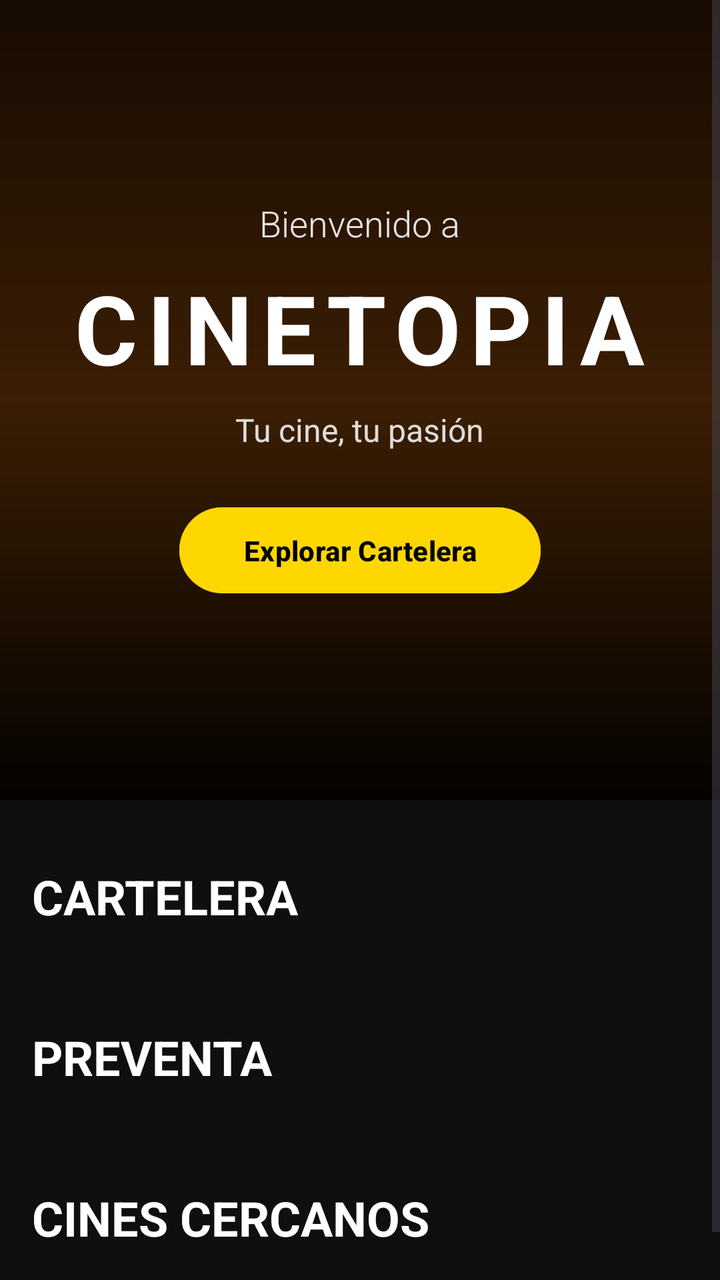
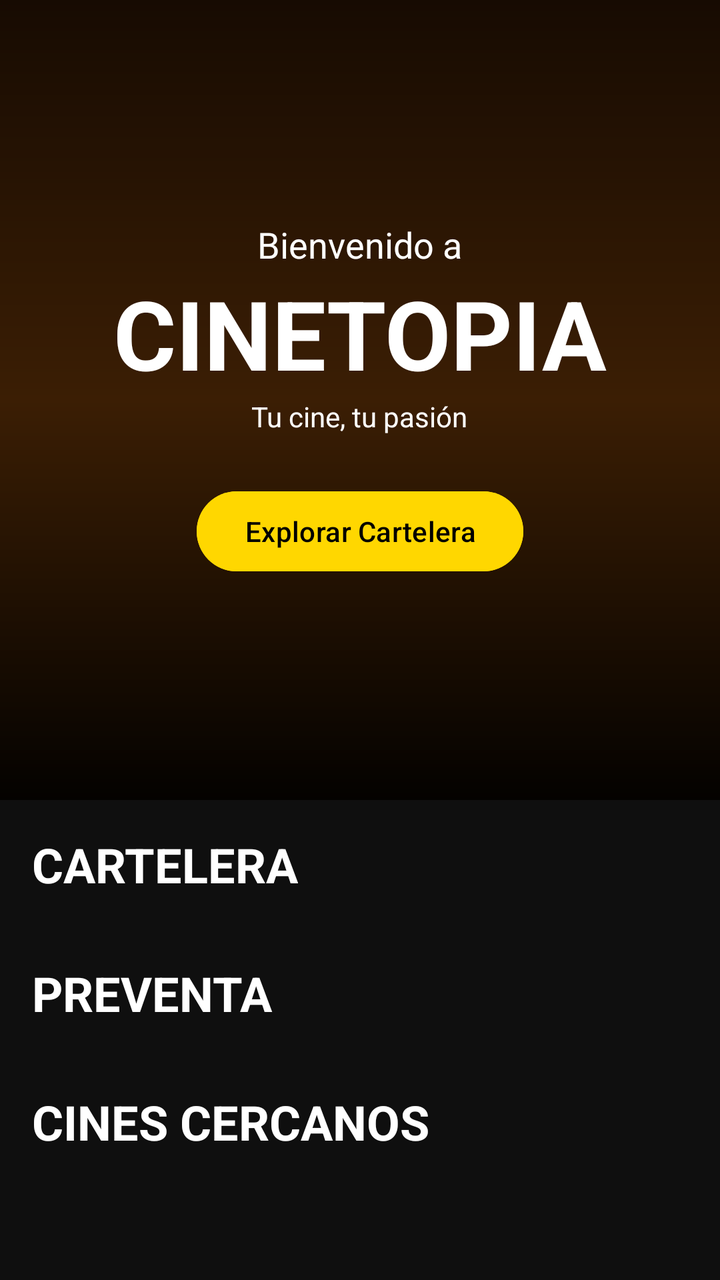

Compare the two renders of this Android layout. The source of the first and the diff that turns it into the second are given below.
<!-- AndroidManifest.xml: application theme Theme.Cinetopia -->
<!-- res/layout/fragment_inicio.xml -->
<?xml version="1.0" encoding="utf-8"?>
<ScrollView
    xmlns:android="http://schemas.android.com/apk/res/android"
    xmlns:app="http://schemas.android.com/apk/res-auto"
    android:layout_width="match_parent"
    android:layout_height="match_parent"
    android:fillViewport="true"
    android:background="#0F0F0F">

    <LinearLayout
        android:layout_width="match_parent"
        android:layout_height="wrap_content"
        android:orientation="vertical">

        
        <RelativeLayout
            android:id="@+id/heroSection"
            android:layout_width="match_parent"
            android:layout_height="400dp"
            android:background="@drawable/hero_gradient">

            
            <ImageView
                android:id="@+id/heroImage"
                android:layout_width="match_parent"
                android:layout_height="match_parent"
                android:scaleType="centerCrop"
                android:src="@drawable/hero_background"
                android:alpha="0.6"/>

            
            <LinearLayout
                android:layout_width="match_parent"
                android:layout_height="wrap_content"
                android:layout_centerInParent="true"
                android:orientation="vertical"
                android:gravity="center"
                android:padding="24dp">

                <TextView
                    android:id="@+id/tvBienvenida"
                    android:layout_width="wrap_content"
                    android:layout_height="wrap_content"
                    android:text="Bienvenido a"
                    android:textColor="#FFFFFF"
                    android:textSize="18sp"
                    android:fontFamily="sans-serif-light"
                    android:alpha="0.9"/>

                <TextView
                    android:id="@+id/tvTituloApp"
                    android:layout_width="wrap_content"
                    android:layout_height="wrap_content"
                    android:text="CINETOPIA"
                    android:textColor="#FFFFFF"
                    android:textSize="48sp"
                    android:textStyle="bold"
                    android:layout_marginTop="8dp"
                    android:letterSpacing="0.1"/>

                <TextView
                    android:id="@+id/tvSubtitulo"
                    android:layout_width="wrap_content"
                    android:layout_height="wrap_content"
                    android:text="Tu cine, tu pasión"
                    android:textColor="#FFFFFF"
                    android:textSize="16sp"
                    android:layout_marginTop="8dp"
                    android:alpha="0.85"/>

                <com.google.android.material.button.MaterialButton
                    android:id="@+id/btnExplorar"
                    android:layout_width="wrap_content"
                    android:layout_height="wrap_content"
                    android:text="Explorar Cartelera"
                    android:textColor="#000000"
                    android:backgroundTint="#FFD700"
                    android:layout_marginTop="24dp"
                    android:paddingHorizontal="32dp"
                    android:paddingVertical="12dp"
                    app:cornerRadius="24dp"
                    android:textStyle="bold"/>

            </LinearLayout>

        </RelativeLayout>

        
        <LinearLayout
            android:layout_width="match_parent"
            android:layout_height="wrap_content"
            android:orientation="vertical"
            android:layout_marginTop="32dp"
            android:paddingHorizontal="16dp">

            <TextView
                android:id="@+id/tvCartelera"
                android:layout_width="wrap_content"
                android:layout_height="wrap_content"
                android:text="CARTELERA"
                android:textColor="#FFFFFF"
                android:textSize="24sp"
                android:textStyle="bold"
                android:layout_marginBottom="16dp"/>

            <androidx.recyclerview.widget.RecyclerView
                android:id="@+id/rvCartelera"
                android:layout_width="match_parent"
                android:layout_height="wrap_content"
                android:orientation="horizontal"
                app:layoutManager="androidx.recyclerview.widget.LinearLayoutManager"/>

        </LinearLayout>

        
        <LinearLayout
            android:layout_width="match_parent"
            android:layout_height="wrap_content"
            android:orientation="vertical"
            android:layout_marginTop="32dp"
            android:paddingHorizontal="16dp">

            <TextView
                android:id="@+id/tvPreventa"
                android:layout_width="wrap_content"
                android:layout_height="wrap_content"
                android:text="PREVENTA"
                android:textColor="#FFFFFF"
                android:textSize="24sp"
                android:textStyle="bold"
                android:layout_marginBottom="16dp"/>

            <androidx.recyclerview.widget.RecyclerView
                android:id="@+id/rvPreventa"
                android:layout_width="match_parent"
                android:layout_height="wrap_content"
                android:orientation="horizontal"
                app:layoutManager="androidx.recyclerview.widget.LinearLayoutManager"/>

        </LinearLayout>

        
        <LinearLayout
            android:layout_width="match_parent"
            android:layout_height="wrap_content"
            android:orientation="vertical"
            android:layout_marginTop="32dp"
            android:paddingHorizontal="16dp"
            android:paddingBottom="24dp">

            <TextView
                android:id="@+id/tvCinesCercanos"
                android:layout_width="wrap_content"
                android:layout_height="wrap_content"
                android:text="CINES CERCANOS"
                android:textColor="#FFFFFF"
                android:textSize="24sp"
                android:textStyle="bold"
                android:layout_marginBottom="16dp"/>

            <androidx.recyclerview.widget.RecyclerView
                android:id="@+id/rvCinesCercanos"
                android:layout_width="match_parent"
                android:layout_height="wrap_content"
                android:orientation="horizontal"
                app:layoutManager="androidx.recyclerview.widget.LinearLayoutManager"/>

        </LinearLayout>

    </LinearLayout>

</ScrollView>
<!-- resources referenced by this layout -->
<resources>
  <!-- drawable hero_background (drawable) -->
  <?xml version="1.0" encoding="utf-8"?>
  <selector xmlns:android="http://schemas.android.com/apk/res/android">
  
  </selector>
  <!-- drawable hero_gradient (drawable) -->
  <?xml version="1.0" encoding="utf-8"?>
  <shape xmlns:android="http://schemas.android.com/apk/res/android">
      <gradient
          android:angle="270"
          android:startColor="#170b02"
          android:centerColor="#3b1e04"
          android:endColor="#040200"
          android:type="linear"/>
  </shape>
  <style name="Theme.Cinetopia" parent="Base.Theme.Cinetopia" />
  <style name="Base.Theme.Cinetopia" parent="Theme.Material3.DayNight.NoActionBar">
          
          
          <item name="colorPrimary">@color/orange</item>
          <item name="colorOnPrimary">@color/blue</item>
          <item name="colorSurface">@color/black</item>
          <item name="android:windowBackground">@color/white</item>
      </style>
  <color name="orange">#E07010</color>
  <color name="blue">#0B599C</color>
  <color name="black">#222222</color>
  <color name="white">#F1F1F1</color>
</resources>

<!-- the commit's change to res/layout/fragment_inicio.xml (unified diff, before → after) -->
@@ -14,21 +14,17 @@
 
         
         <RelativeLayout
-            android:id="@+id/heroSection"
             android:layout_width="match_parent"
             android:layout_height="400dp"
             android:background="@drawable/hero_gradient">
 
-            
             <ImageView
-                android:id="@+id/heroImage"
                 android:layout_width="match_parent"
                 android:layout_height="match_parent"
                 android:scaleType="centerCrop"
                 android:src="@drawable/hero_background"
                 android:alpha="0.6"/>
 
-            
             <LinearLayout
                 android:layout_width="match_parent"
                 android:layout_height="wrap_content"
@@ -38,51 +34,36 @@
                 android:padding="24dp">
 
                 <TextView
-                    android:id="@+id/tvBienvenida"
                     android:layout_width="wrap_content"
                     android:layout_height="wrap_content"
                     android:text="Bienvenido a"
-                    android:textColor="#FFFFFF"
-                    android:textSize="18sp"
-                    android:fontFamily="sans-serif-light"
-                    android:alpha="0.9"/>
+                    android:textColor="#FFF"
+                    android:textSize="18sp"/>
 
                 <TextView
-                    android:id="@+id/tvTituloApp"
                     android:layout_width="wrap_content"
                     android:layout_height="wrap_content"
                     android:text="CINETOPIA"
-                    android:textColor="#FFFFFF"
+                    android:textColor="#FFF"
                     android:textSize="48sp"
-                    android:textStyle="bold"
-                    android:layout_marginTop="8dp"
-                    android:letterSpacing="0.1"/>
+                    android:textStyle="bold"/>
 
                 <TextView
-                    android:id="@+id/tvSubtitulo"
                     android:layout_width="wrap_content"
                     android:layout_height="wrap_content"
                     android:text="Tu cine, tu pasión"
-                    android:textColor="#FFFFFF"
-                    android:textSize="16sp"
-                    android:layout_marginTop="8dp"
-                    android:alpha="0.85"/>
+                    android:textColor="#FFF"/>
 
                 <com.google.android.material.button.MaterialButton
                     android:id="@+id/btnExplorar"
                     android:layout_width="wrap_content"
                     android:layout_height="wrap_content"
                     android:text="Explorar Cartelera"
-                    android:textColor="#000000"
+                    android:layout_marginTop="24dp"
+                    android:textColor="#000"
                     android:backgroundTint="#FFD700"
-                    android:layout_marginTop="24dp"
-                    android:paddingHorizontal="32dp"
-                    android:paddingVertical="12dp"
-                    app:cornerRadius="24dp"
-                    android:textStyle="bold"/>
-
+                    app:cornerRadius="24dp"/>
             </LinearLayout>
-
         </RelativeLayout>
 
         
@@ -90,26 +71,21 @@
             android:layout_width="match_parent"
             android:layout_height="wrap_content"
             android:orientation="vertical"
-            android:layout_marginTop="32dp"
-            android:paddingHorizontal="16dp">
+            android:padding="16dp">
 
             <TextView
-                android:id="@+id/tvCartelera"
                 android:layout_width="wrap_content"
                 android:layout_height="wrap_content"
                 android:text="CARTELERA"
-                android:textColor="#FFFFFF"
+                android:textColor="#FFF"
                 android:textSize="24sp"
-                android:textStyle="bold"
-                android:layout_marginBottom="16dp"/>
+                android:textStyle="bold"/>
 
             <androidx.recyclerview.widget.RecyclerView
                 android:id="@+id/rvCartelera"
                 android:layout_width="match_parent"
                 android:layout_height="wrap_content"
-                android:orientation="horizontal"
                 app:layoutManager="androidx.recyclerview.widget.LinearLayoutManager"/>
-
         </LinearLayout>
 
         
@@ -117,26 +93,21 @@
             android:layout_width="match_parent"
             android:layout_height="wrap_content"
             android:orientation="vertical"
-            android:layout_marginTop="32dp"
-            android:paddingHorizontal="16dp">
+            android:padding="16dp">
 
             <TextView
-                android:id="@+id/tvPreventa"
                 android:layout_width="wrap_content"
                 android:layout_height="wrap_content"
                 android:text="PREVENTA"
-                android:textColor="#FFFFFF"
+                android:textColor="#FFF"
                 android:textSize="24sp"
-                android:textStyle="bold"
-                android:layout_marginBottom="16dp"/>
+                android:textStyle="bold"/>
 
             <androidx.recyclerview.widget.RecyclerView
                 android:id="@+id/rvPreventa"
                 android:layout_width="match_parent"
                 android:layout_height="wrap_content"
-                android:orientation="horizontal"
                 app:layoutManager="androidx.recyclerview.widget.LinearLayoutManager"/>
-
         </LinearLayout>
 
         
@@ -144,29 +115,23 @@
             android:layout_width="match_parent"
             android:layout_height="wrap_content"
             android:orientation="vertical"
-            android:layout_marginTop="32dp"
-            android:paddingHorizontal="16dp"
+            android:padding="16dp"
             android:paddingBottom="24dp">
 
             <TextView
-                android:id="@+id/tvCinesCercanos"
                 android:layout_width="wrap_content"
                 android:layout_height="wrap_content"
                 android:text="CINES CERCANOS"
-                android:textColor="#FFFFFF"
+                android:textColor="#FFF"
                 android:textSize="24sp"
-                android:textStyle="bold"
-                android:layout_marginBottom="16dp"/>
+                android:textStyle="bold"/>
 
             <androidx.recyclerview.widget.RecyclerView
                 android:id="@+id/rvCinesCercanos"
                 android:layout_width="match_parent"
                 android:layout_height="wrap_content"
-                android:orientation="horizontal"
                 app:layoutManager="androidx.recyclerview.widget.LinearLayoutManager"/>
-
         </LinearLayout>
 
     </LinearLayout>
-
 </ScrollView>
